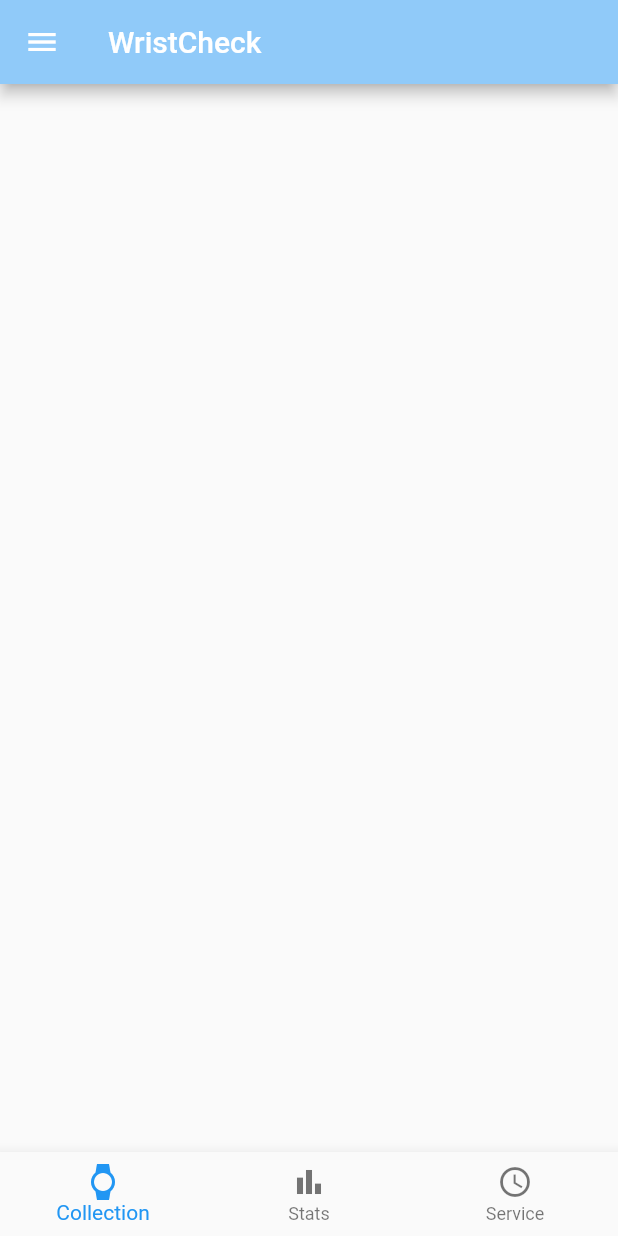
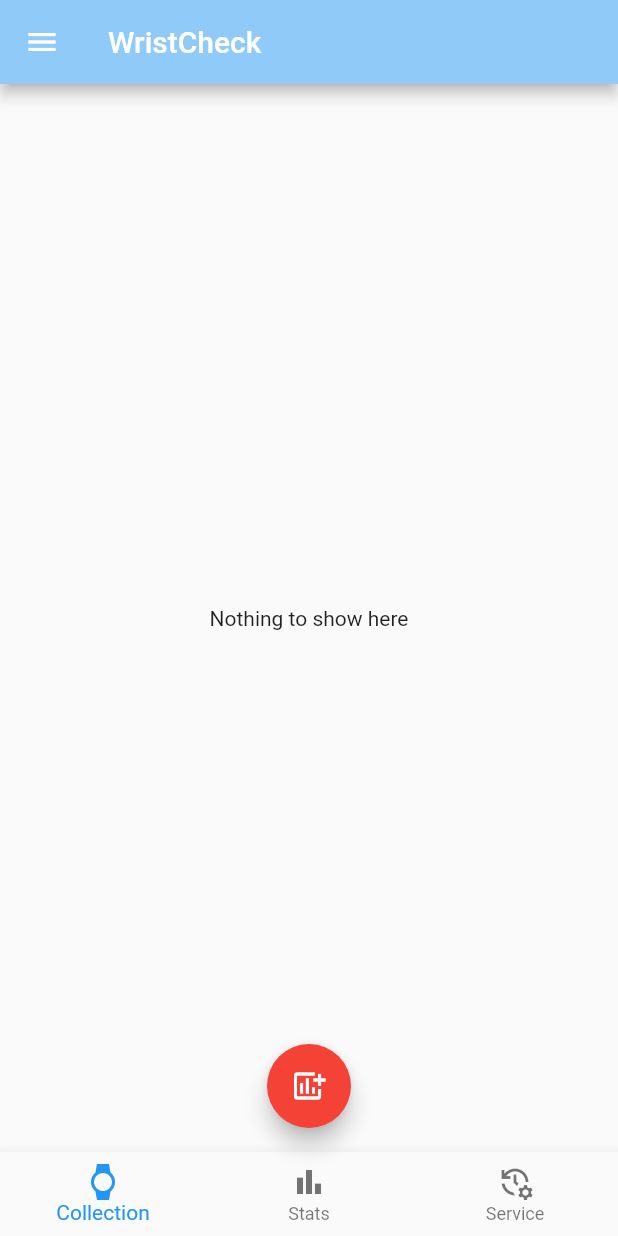
Before and after one commit to Stif-UK/WristCheck, a Flutter app: the screen it shows after launch, on a phone screen of 412 x 824 dp. Run offline on Flutter 3.47's test engine with Material 2 defaults, Android fonts, the phone set to English and light mode, and no system bars; our stand-ins replace get.

Commit message:
further UI setup

```diff
--- a/lib/theme/theme_constants.dart
+++ b/lib/theme/theme_constants.dart
@@ -8,6 +8,5 @@ ThemeData lightTheme = ThemeData(
 
 ThemeData darkTheme = ThemeData(
   brightness: Brightness.dark,
-  primaryColor: Colors.pink,
 
 );
--- /dev/null
+++ b/lib/ui/WatchBoxWidget.dart
@@ -0,0 +1,20 @@
+import 'package:flutter/material.dart';
+
+
+class WatchBoxWidget extends StatefulWidget {
+  const WatchBoxWidget({Key? key}) : super(key: key);
+
+  @override
+  State<WatchBoxWidget> createState() => _WatchBoxWidgetState();
+}
+
+class _WatchBoxWidgetState extends State<WatchBoxWidget> {
+  @override
+  Widget build(BuildContext context) {
+    return Container(
+      alignment: Alignment.center,
+      child: Text("Nothing to show here"),
+    );
+  }
+
+}
--- a/lib/ui/wristcheck_home.dart
+++ b/lib/ui/wristcheck_home.dart
@@ -2,6 +2,9 @@ import 'package:flutter/material.dart';
 import 'package:wristcheck/ui/AboutApp.dart';
 import 'package:wristcheck/ui/PrivacyPolicy.dart';
 import 'package:wristcheck/ui/SettingsPage.dart';
+import 'package:wristcheck/ui/WatchBoxWidget.dart';
+import 'package:wristcheck/ui/StatsWidget.dart';
+import 'package:wristcheck/ui/ServicingWidget.dart';
 import 'package:get/get.dart';
 
 
@@ -14,6 +17,11 @@ class WristCheckHome extends StatefulWidget{
 class _WristCheckHomeState extends State<WristCheckHome> {
 
   int _currentIndex = 0;
+  final List<Widget> _children =[
+    WatchBoxWidget(),
+    StatsWidget(),
+    ServicingWidget()
+  ];
 
 
 
@@ -38,6 +46,7 @@ class _WristCheckHomeState extends State<WristCheckHome> {
 
       ),
 
+      body: _children[_currentIndex],
       drawer:  Drawer(
         backgroundColor: Theme.of(context).backgroundColor,
         child: ListView(
@@ -104,6 +113,15 @@ class _WristCheckHomeState extends State<WristCheckHome> {
       ),
 
 
+      //hide FAB except on collection screen
+      floatingActionButton: _currentIndex == 0 ? FloatingActionButton(
+        child: Icon(Icons.add_chart),
+        backgroundColor: Colors.red,
+        onPressed: (){},): null,
+
+      floatingActionButtonLocation: FloatingActionButtonLocation.centerFloat,
+
+
 
 
 
@@ -120,7 +138,7 @@ class _WristCheckHomeState extends State<WristCheckHome> {
             label: "Stats",
           ),
           BottomNavigationBarItem(
-            icon:  Icon(Icons.schedule),
+            icon:  Icon(Icons.manage_history),
             label: "Service",
           )
         ],
```
Also changed, not shown: lib/ui/ServicingWidget.dart (added, +18 -0 lines), lib/ui/StatsWidget.dart (added, +18 -0 lines), pubspec.lock, 1 other file.
